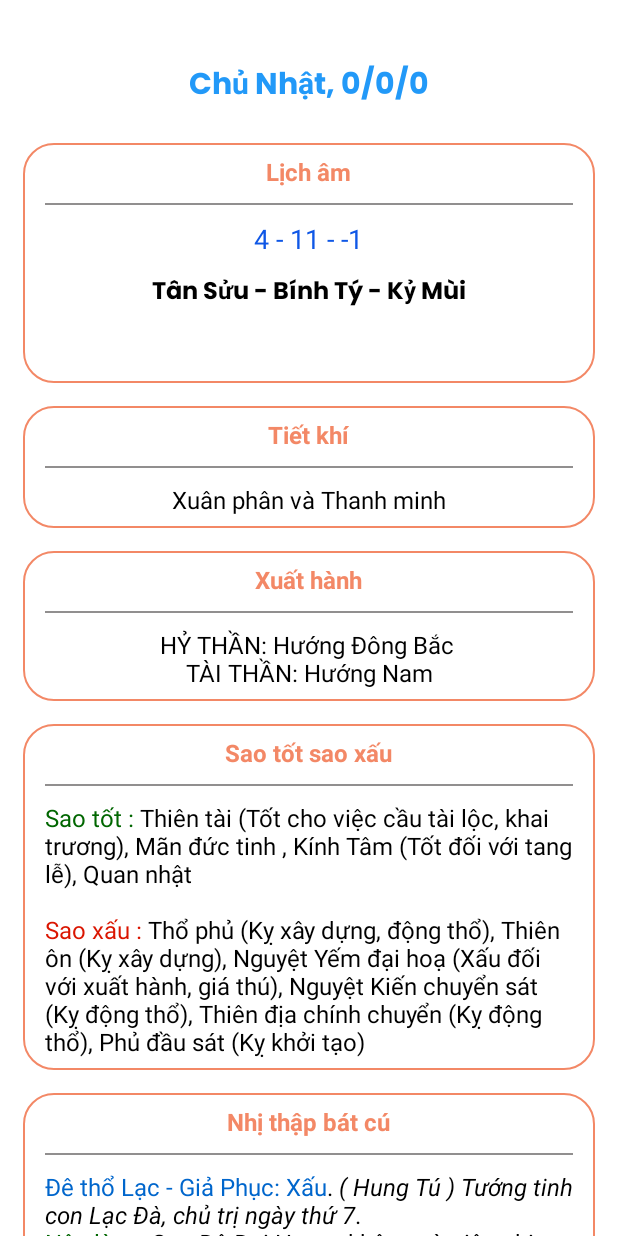
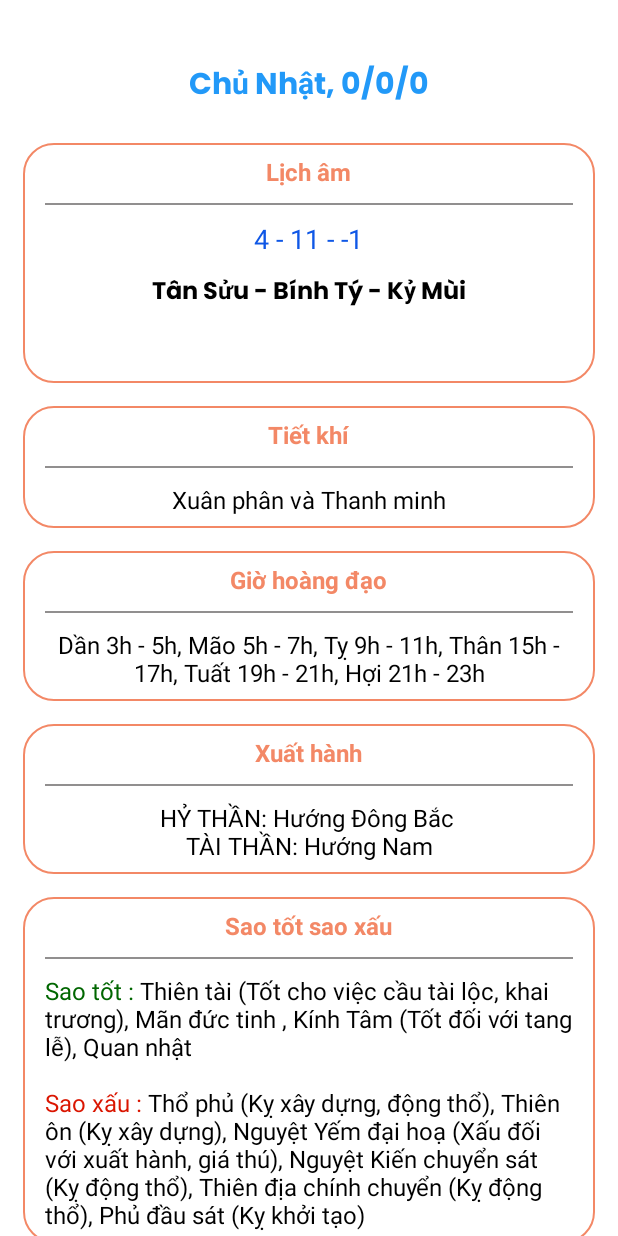
Before and after one commit to trung1999hy/ApplichVanNien, an Android app: the DetailDayCalendarActivity screen opened directly, with no data from a screen before it, on a phone screen of 412 x 824 dp. Run offline under Robolectric (Android 15) with nearby library versions, the phone set to English and light mode, and no system bars; our stand-ins replace data binding.

Commit message:
logic good hour

```diff
--- a/app/src/main/AndroidManifest.xml
+++ b/app/src/main/AndroidManifest.xml
@@ -20,6 +20,7 @@
         <activity  android:name=".ui.feature.setting.pt.ListCustomsActivity" />
         <activity  android:name=".ui.feature.setting.pt.DetailCustomsActivity" />
         <activity  android:name=".ui.feature.setting.festival.ListFestivalActivity" />
+        <activity  android:name=".ui.feature.setting.festival.FestivalDetailActivity" />
         <activity android:name=".ui.feature.splash.SplashScreenActivity"
             android:exported="true">
             <intent-filter>
--- a/app/src/main/java/com/example/universalcalendar/extensions/DateUtils.kt
+++ b/app/src/main/java/com/example/universalcalendar/extensions/DateUtils.kt
@@ -2,9 +2,9 @@
 
 package com.example.universalcalendar.extensions
 
-import android.util.Log
 import com.example.universalcalendar.common.Constant
 import com.example.universalcalendar.common.Strings.EMPTY
+import com.example.universalcalendar.model.HourGood
 import java.text.Normalizer
 import java.text.ParseException
 import java.text.SimpleDateFormat
@@ -80,6 +80,20 @@ object DateUtils {
     // 10 Heavenly Stems
     // Vietnamese Heavenly Stems (or "Thiên Can")
     private val calendarInstance = Calendar.getInstance()
+    private val ICON_CHI = arrayOf(
+        "ico_giap_ty_chuot.png",
+        "ico_giap_suu.png",
+        "ico_giap_dan.png",
+        "ico_giap_mao.png",
+        "ico_giap_thin.png",
+        "ico_giap_ty_ran.png",
+        "ico_giap_ngo.png",
+        "ico_giap_mui.png",
+        "ico_giap_than.png",
+        "ico_giap_dau.png",
+        "ico_giap_tuat.png",
+        "ico_giap_hoi.png"
+    )
     private val CAN = arrayOf(
         "Giáp", "Ất", "Bính", "Đinh", "Mậu", "Kỷ", "Canh",
         "Tân", "Nhâm", "Quý"
@@ -172,6 +186,15 @@ object DateUtils {
         315,
         330,
         345
+    )
+
+    private val GIO_HD = arrayOf(
+        "110100101100",
+        "001101001011",
+        "110011010010",
+        "101100110100",
+        "001011001101",
+        "010010110011"
     )
     private val arrMinorSolarName = arrayOf(
         "Xuân phân",
@@ -1221,4 +1244,51 @@ object DateUtils {
         sb.append(arrListAdvice2[getTimeBetween - 1])
         return sb.toString()
     }
+
+    fun getTimeGoodHour(solarDay: Int, monthSolar: Int, yearSoloar: Int): String {
+        val str = GIO_HD[((jdn(solarDay, monthSolar, yearSoloar) + 1) % 12) % 6]
+        var count = 0
+        var str2 = EMPTY
+        var count2 = 0
+        while (count < 12) {
+            var count3 = count + 1
+            if (str.substring(count, count3) == "1") {
+                val sb = java.lang.StringBuilder()
+                sb.append(str2 + CHI[count])
+                sb.append(" ")
+                var count4 = count * 2
+                sb.append((count4 + 23) % 24)
+                sb.append("h - ")
+                sb.append((count4 + 1) % 24)
+                sb.append("h")
+                var sb2 = sb.toString()
+                ++count2
+                if (count2 < 6) {
+                    sb2+=", "
+                }
+                str2 = sb2
+            }
+            count = count3
+        }
+        return str2
+    }
+
+    fun getListGioHD(i: Int, i2: Int, i3: Int, list: MutableList<HourGood?>) {
+        list.clear()
+        val str = GIO_HD[(jdn(i, i2, i3) + 1) % 12 % 6]
+        var i4 = 0
+        while (i4 < 12) {
+            val i5 = i4 + 1
+            if (str.substring(i4, i5) == "1") {
+                val sb = StringBuilder()
+                val i6 = i4 * 2
+                sb.append((i6 + 23) % 24)
+                sb.append("-")
+                sb.append((i6 + 1) % 24)
+                sb.append("h")
+                list.add(HourGood(ICON_CHI[i4], CHI[i4], sb.toString()))
+            }
+            i4 = i5
+        }
+    }
 }
--- a/app/src/main/java/com/example/universalcalendar/ui/feature/daycalendar/DetailDayCalendarActivity.kt
+++ b/app/src/main/java/com/example/universalcalendar/ui/feature/daycalendar/DetailDayCalendarActivity.kt
@@ -38,6 +38,7 @@ class DetailDayCalendarActivity : BaseActivity<ActivityDayDetailBinding>() {
         binding.tvDepart.text = DateUtils.getDepart(daySolar, monthSolar, yearSolar)
         binding.tvStar.text = Html.fromHtml(DateUtils.getStatusStar(yearSolar, lunarDay[1], lunarDay[0], monthSolar, daySolar))
         binding.tvNhiThap.text = Html.fromHtml(DateUtils.getTimeBetween(daySolar, monthSolar, yearSolar))
+        binding.tvHourGood.text = DateUtils.getTimeGoodHour(daySolar, monthSolar, yearSolar)
     }
 
     private fun setTextDayHD(lunarDay: IntArray) {
--- a/app/src/main/res/layout/activity_day_detail.xml
+++ b/app/src/main/res/layout/activity_day_detail.xml
@@ -127,6 +127,43 @@
                     android:layout_width="wrap_content"
                     android:layout_height="wrap_content"
                     android:layout_gravity="center"
+                    android:text="@string/tv_hour_good"
+                    android:textColor="@color/orange"
+                    android:textSize="16sp"
+                    android:textStyle="bold" />
+
+                <View
+                    android:layout_width="match_parent"
+                    android:layout_height="1dp"
+                    android:layout_marginTop="10dp"
+                    android:background="@color/gray" />
+
+                <TextView
+                    android:id="@+id/tv_hour_good"
+                    android:layout_width="wrap_content"
+                    android:layout_height="wrap_content"
+                    android:layout_gravity="center"
+                    android:gravity="center"
+                    android:layout_marginTop="10dp"
+                    android:text="Ky ty - quy suu - nham dan"
+                    android:textColor="@color/black"
+                    android:textSize="16sp" />
+
+
+            </LinearLayout>
+
+            <LinearLayout
+                android:layout_width="match_parent"
+                android:layout_height="wrap_content"
+                android:layout_marginHorizontal="15dp"
+                android:layout_marginTop="15dp"
+                android:background="@drawable/bg_monthly"
+                android:orientation="vertical">
+
+                <TextView
+                    android:layout_width="wrap_content"
+                    android:layout_height="wrap_content"
+                    android:layout_gravity="center"
                     android:text="@string/tv_depart"
                     android:textColor="@color/orange"
                     android:textSize="16sp"
--- a/app/src/main/res/layout/fragment_event_register.xml
+++ b/app/src/main/res/layout/fragment_event_register.xml
@@ -89,7 +89,7 @@
                 android:layout_width="match_parent"
                 android:layout_height="wrap_content"
                 android:layout_marginTop="20dp"
-                android:drawableLeft="@drawable/ic_location"
+                android:drawableLeft="@drawable/ic_location_festival"
                 android:drawablePadding="10dp"
                 android:drawableTint="@color/orange"
                 android:hint="Địa điểm (không bắt buộc)"
--- a/app/src/main/res/values/strings.xml
+++ b/app/src/main/res/values/strings.xml
@@ -20,4 +20,6 @@
     <string name="tv_knowledge_pt">Kiến thức phong thủy</string>
     <string name="tv_convert_hour">Đổi giờ các nước</string>
     <string name="tv_vows">Văn khấn</string>
+    <string name="tv_location">Hướng</string>
+    <string name="tv_hour_good">Giờ hoàng đạo</string>
 </resources>
```
Also changed, not shown: app/src/main/java/com/example/universalcalendar/model/HourGood.kt (added, +8 -0 lines), app/src/main/java/com/example/universalcalendar/ui/feature/setting/festival/FestivalDetailActivity.kt (added, +26 -0 lines), app/src/main/java/com/example/universalcalendar/ui/feature/setting/festival/ListFestivalActivity.kt (+13 -1 lines), app/src/main/res/layout/activity_detail_festival.xml (added, +103 -0 lines), app/src/main/res/drawable/ic_address.png (added), app/src/main/res/drawable/ic_location_festival.png (added), app/src/main/res/drawable/ic_time_event.png (added).
